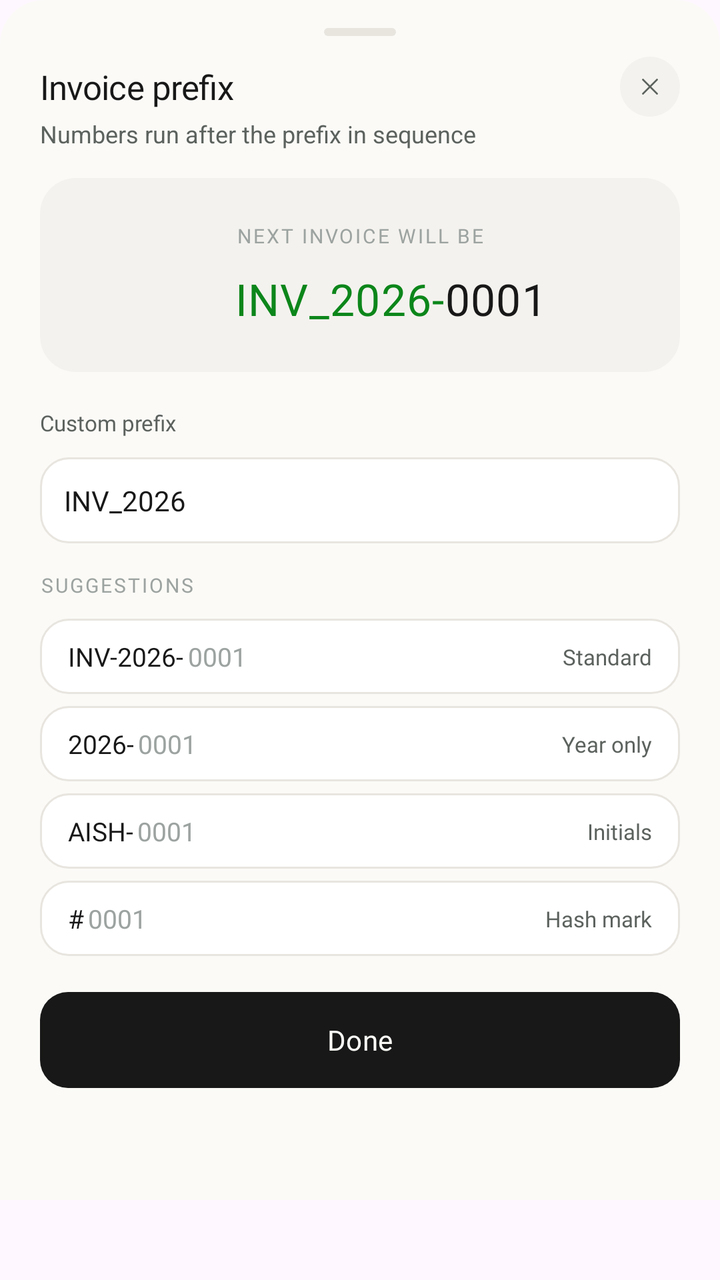
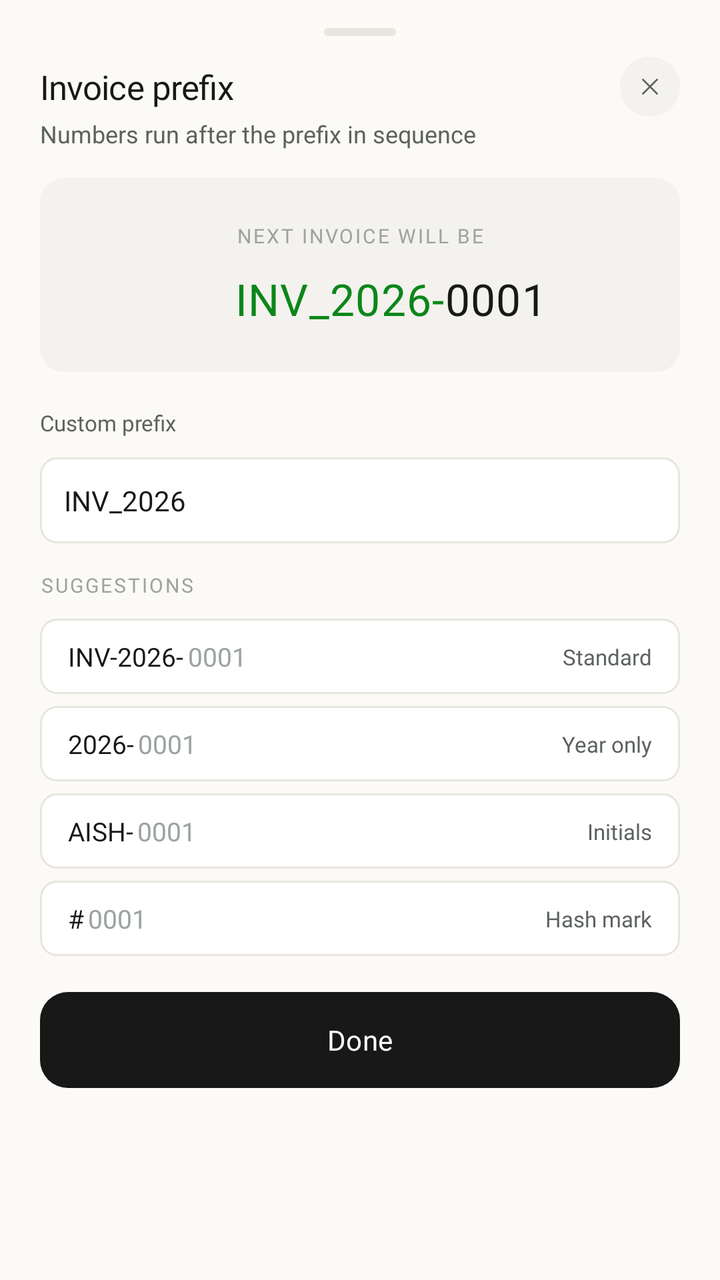

Compare the two renders of this Android layout. The source of the first and the diff that turns it into the second are given below.
<!-- AndroidManifest.xml: application theme Theme.InvoiceGenerator -->
<!-- res/layout/bottom_sheet_select_invoice_prefix.xml -->
<?xml version="1.0" encoding="utf-8"?>
<androidx.constraintlayout.widget.ConstraintLayout xmlns:android="http://schemas.android.com/apk/res/android"
    android:layout_width="match_parent"
    android:layout_height="600dp"
    android:maxHeight="600dp"
    xmlns:app="http://schemas.android.com/apk/res-auto"
    android:background="@drawable/bg_currency_picker_sheet"
    android:paddingHorizontal="20dp"
    android:paddingTop="8dp"
    android:paddingBottom="28dp">

    <view class="android.widget.ImageView"
        android:id="@+id/dragHandleCurrency"
        android:layout_width="36dp"
        android:layout_height="4dp"
        android:layout_marginTop="6dp"
        android:background="@drawable/drag_handle_bg"
        app:layout_constraintStart_toStartOf="parent"
        app:layout_constraintEnd_toEndOf="parent"
        app:layout_constraintTop_toTopOf="parent"/>
    <TextView
        android:id="@+id/currencyTitle"
        android:layout_width="wrap_content"
        android:layout_height="wrap_content"
        android:text="Invoice prefix"
        android:fontFamily="@font/inter_bold"
        android:textSize="17sp"
        android:letterSpacing="-0.015"
        android:layout_marginTop="14dp"
        android:textColor="@color/btn_text_dark"
        app:layout_constraintTop_toBottomOf="@id/dragHandleCurrency"
        app:layout_constraintStart_toStartOf="parent"/>

    <TextView
        android:id="@+id/currencySubtitle"
        android:layout_width="wrap_content"
        android:layout_height="wrap_content"
        android:textSize="12sp"
        android:text="Numbers run after the prefix in sequence"
        android:layout_marginTop="4dp"
        android:textColor="@color/subheading_color_home"
        android:lineSpacingMultiplier="1.5"
        app:layout_constraintTop_toBottomOf="@id/currencyTitle"
        app:layout_constraintStart_toStartOf="parent"
        />
    <ImageButton
        android:id="@+id/closebtn"
        android:layout_width="30dp"
        android:layout_height="30dp"
        android:background="@drawable/bg_cross_button"
        android:backgroundTint="#F4F2EE"
        android:src="@drawable/ic_close"
        app:layout_constraintEnd_toEndOf="parent"
        app:layout_constraintTop_toTopOf="@id/currencyTitle"
        app:layout_constraintBottom_toBottomOf="@id/currencyTitle"/>


 <androidx.constraintlayout.widget.ConstraintLayout
     android:layout_width="match_parent"
     android:layout_height="wrap_content"
     android:id="@+id/prefixDisplayBox"
     android:background="@drawable/bg_invoice_prefix_display"
     android:padding="22dp"
     app:layout_constraintTop_toBottomOf="@id/currencySubtitle"
     android:layout_marginTop="14dp"
     app:layout_constraintStart_toStartOf="parent"
     app:layout_constraintEnd_toEndOf="parent"
     >
     <TextView
         android:id="@+id/nextInvoiceHeading"
         android:layout_width="wrap_content"
         android:layout_height="wrap_content"
         android:text="Next invoice will be"
         android:textColor="#9CA3A0"
         android:textSize="10sp"
         android:textAllCaps="true"
         android:letterSpacing="0.1"
         android:fontFamily="@font/inter_semibold"
         app:layout_constraintTop_toTopOf="parent"
         app:layout_constraintStart_toStartOf="parent"
         app:layout_constraintEnd_toEndOf="parent"
         />

     <TextView
         android:id="@+id/invoicePrefixDisplay"
         android:layout_width="wrap_content"
         android:layout_height="wrap_content"
         android:layout_marginTop="10dp"
         android:fontFamily="@font/inter_bold"
         android:letterSpacing="0.02"
         android:text="INV_2026-"
         android:textColor="@color/primary_green"
         android:textSize="22sp"
         app:layout_constraintEnd_toEndOf="parent"
         app:layout_constraintHorizontal_bias="0.44"
         app:layout_constraintStart_toStartOf="parent"
         app:layout_constraintTop_toBottomOf="@id/nextInvoiceHeading" />
     <TextView
         android:layout_width="wrap_content"
         android:layout_height="wrap_content"
         android:text="0001"
         android:textColor="@color/btn_bg_dark"
         android:textSize="22sp"
         android:fontFamily="@font/inter_bold"
         android:letterSpacing="0.02"
         android:layout_marginTop="10dp"
         app:layout_constraintStart_toEndOf="@id/invoicePrefixDisplay"
         app:layout_constraintTop_toBottomOf="@id/nextInvoiceHeading"
         />
 </androidx.constraintlayout.widget.ConstraintLayout>

    <TextView
        android:layout_width="wrap_content"
        android:layout_height="wrap_content"
        android:text="Custom prefix"
        android:id="@+id/customprefixHeading"
        android:fontFamily="@font/inter_medium"
        android:textSize="11sp"
        android:textColor="#5C625E"
        android:layout_marginTop="18dp"
        app:layout_constraintStart_toStartOf="parent"
        app:layout_constraintTop_toBottomOf="@id/prefixDisplayBox"/>

    <EditText
        android:id="@+id/customPrefixInput"
        android:layout_width="match_parent"
        android:layout_height="wrap_content"
        android:fontFamily="@font/inter_medium"
        android:text="INV_2026"
        android:background="@drawable/bg_input_field"
        android:padding="12dp"
        android:textSize="14sp"
        android:textColor="#171817"
        android:layout_marginBottom="12dp"
        app:layout_constraintStart_toStartOf="parent"
        app:layout_constraintEnd_toEndOf="parent"
        app:layout_constraintTop_toBottomOf="@id/customprefixHeading"
        android:layout_marginTop="10dp"
        />
    <TextView
        android:layout_width="match_parent"
        android:layout_height="wrap_content"
        android:id="@+id/suggestionsHeading"
        android:text="SUGGESTIONS"
        android:textColor="#9CA3A0"
        android:letterSpacing="0.1"
        android:fontFamily="@font/inter_semibold"
        app:layout_constraintStart_toStartOf="parent"
        app:layout_constraintTop_toBottomOf="@id/customPrefixInput"
        android:layout_marginTop="14dp"
        android:textSize="10sp"
        />


    <androidx.constraintlayout.widget.ConstraintLayout
        android:id="@+id/Suggestion1"
        android:layout_width="match_parent"
        android:layout_height="wrap_content"
        android:fontFamily="@font/inter_medium"
        android:background="@drawable/bg_input_field"
        android:paddingVertical="10dp"
        android:paddingHorizontal="14dp"
        app:layout_constraintStart_toStartOf="parent"
        app:layout_constraintEnd_toEndOf="parent"
        app:layout_constraintTop_toBottomOf="@id/suggestionsHeading"
        android:layout_marginTop="10dp"
        >
        <TextView
            android:id="@+id/sug1Prefix"
            android:layout_width="wrap_content"
            android:layout_height="wrap_content"
            android:textSize="13sp"
            android:text="INV-2026-"
            android:fontFamily="@font/inter_semibold"
            android:textColor="@color/btn_bg_dark"
            app:layout_constraintStart_toStartOf="parent"
            app:layout_constraintTop_toTopOf="parent"
            app:layout_constraintBottom_toBottomOf="parent"
            />
        <TextView
            android:id="@+id/sug1Suffix"
            android:layout_width="wrap_content"
            android:layout_height="wrap_content"
            android:text="0001"
            android:textSize="13sp"
            android:fontFamily="@font/inter_semibold"
            app:layout_constraintStart_toEndOf="@id/sug1Prefix"
            app:layout_constraintTop_toTopOf="parent"
            app:layout_constraintBottom_toBottomOf="parent"
            android:textColor="#9CA3A0"
            android:layout_marginStart="2dp"
            />
        <TextView
            android:id="@+id/sug1Type"
            android:layout_width="wrap_content"
            android:layout_height="wrap_content"
            android:text="Standard"
            android:textColor="#5C625E"
            android:textSize="11sp"
            android:fontFamily="@font/inter_medium"
            app:layout_constraintEnd_toEndOf="parent"
            app:layout_constraintTop_toTopOf="parent"
            app:layout_constraintBottom_toBottomOf="parent"
            />

    </androidx.constraintlayout.widget.ConstraintLayout>
    <androidx.constraintlayout.widget.ConstraintLayout
        android:id="@+id/Suggestion2"
        android:layout_width="match_parent"
        android:layout_height="wrap_content"
        android:fontFamily="@font/inter_medium"
        android:background="@drawable/bg_input_field"
        android:paddingVertical="10dp"
        android:paddingHorizontal="14dp"
        app:layout_constraintStart_toStartOf="parent"
        app:layout_constraintEnd_toEndOf="parent"
        app:layout_constraintTop_toBottomOf="@id/Suggestion1"
        android:layout_marginTop="6dp"
        >
        <TextView
            android:id="@+id/sug2Prefix"
            android:layout_width="wrap_content"
            android:layout_height="wrap_content"
            android:textSize="13sp"
            android:text="2026-"
            android:fontFamily="@font/inter_semibold"
            android:textColor="@color/btn_bg_dark"
            app:layout_constraintStart_toStartOf="parent"
            app:layout_constraintTop_toTopOf="parent"
            app:layout_constraintBottom_toBottomOf="parent"
            />
        <TextView
            android:id="@+id/sug2Suffix"
            android:layout_width="wrap_content"
            android:layout_height="wrap_content"
            android:text="0001"
            android:textSize="13sp"
            android:fontFamily="@font/inter_semibold"
            app:layout_constraintStart_toEndOf="@id/sug2Prefix"
            app:layout_constraintTop_toTopOf="parent"
            app:layout_constraintBottom_toBottomOf="parent"
            android:textColor="#9CA3A0"
            android:layout_marginStart="2dp"
            />
        <TextView
            android:id="@+id/sug2Type"
            android:layout_width="wrap_content"
            android:layout_height="wrap_content"
            android:text="Year only"
            android:textColor="#5C625E"
            android:textSize="11sp"
            android:fontFamily="@font/inter_medium"
            app:layout_constraintEnd_toEndOf="parent"
            app:layout_constraintTop_toTopOf="parent"
            app:layout_constraintBottom_toBottomOf="parent"
            />

    </androidx.constraintlayout.widget.ConstraintLayout>
    <androidx.constraintlayout.widget.ConstraintLayout
        android:id="@+id/Suggestion3"
        android:layout_width="match_parent"
        android:layout_height="wrap_content"
        android:fontFamily="@font/inter_medium"
        android:background="@drawable/bg_input_field"
        android:paddingVertical="10dp"
        android:paddingHorizontal="14dp"
        app:layout_constraintStart_toStartOf="parent"
        app:layout_constraintEnd_toEndOf="parent"
        app:layout_constraintTop_toBottomOf="@id/Suggestion2"
        android:layout_marginTop="6dp"
        >
        <TextView
            android:id="@+id/sug3Prefix"
            android:layout_width="wrap_content"
            android:layout_height="wrap_content"
            android:textSize="13sp"
            android:text="AISH-"
            android:fontFamily="@font/inter_semibold"
            android:textColor="@color/btn_bg_dark"
            app:layout_constraintStart_toStartOf="parent"
            app:layout_constraintTop_toTopOf="parent"
            app:layout_constraintBottom_toBottomOf="parent"
            />
        <TextView
            android:id="@+id/sug3Suffix"
            android:layout_width="wrap_content"
            android:layout_height="wrap_content"
            android:text="0001"
            android:textSize="13sp"
            android:fontFamily="@font/inter_semibold"
            app:layout_constraintStart_toEndOf="@id/sug3Prefix"
            app:layout_constraintTop_toTopOf="parent"
            app:layout_constraintBottom_toBottomOf="parent"
            android:textColor="#9CA3A0"
            android:layout_marginStart="2dp"
            />
        <TextView
            android:id="@+id/sug3Type"
            android:layout_width="wrap_content"
            android:layout_height="wrap_content"
            android:text="Initials"
            android:textColor="#5C625E"
            android:textSize="11sp"
            android:fontFamily="@font/inter_medium"
            app:layout_constraintEnd_toEndOf="parent"
            app:layout_constraintTop_toTopOf="parent"
            app:layout_constraintBottom_toBottomOf="parent"
            />

    </androidx.constraintlayout.widget.ConstraintLayout>
    <androidx.constraintlayout.widget.ConstraintLayout
        android:id="@+id/Suggestion4"
        android:layout_width="match_parent"
        android:layout_height="wrap_content"
        android:fontFamily="@font/inter_medium"
        android:background="@drawable/bg_input_field"
        android:paddingVertical="10dp"
        android:paddingHorizontal="14dp"
        app:layout_constraintStart_toStartOf="parent"
        app:layout_constraintEnd_toEndOf="parent"
        app:layout_constraintTop_toBottomOf="@id/Suggestion3"
        android:layout_marginTop="6dp"
        >
        <TextView
            android:id="@+id/sug4Prefix"
            android:layout_width="wrap_content"
            android:layout_height="wrap_content"
            android:textSize="13sp"
            android:text="#"
            android:fontFamily="@font/inter_semibold"
            android:textColor="@color/btn_bg_dark"
            app:layout_constraintStart_toStartOf="parent"
            app:layout_constraintTop_toTopOf="parent"
            app:layout_constraintBottom_toBottomOf="parent"
            />
        <TextView
            android:id="@+id/sug4Suffix"
            android:layout_width="wrap_content"
            android:layout_height="wrap_content"
            android:text="0001"
            android:textSize="13sp"
            android:fontFamily="@font/inter_semibold"
            app:layout_constraintStart_toEndOf="@id/sug4Prefix"
            app:layout_constraintTop_toTopOf="parent"
            app:layout_constraintBottom_toBottomOf="parent"
            android:textColor="#9CA3A0"
            android:layout_marginStart="2dp"
            />
        <TextView
            android:id="@+id/sug4Type"
            android:layout_width="wrap_content"
            android:layout_height="wrap_content"
            android:text="Hash mark"
            android:textColor="#5C625E"
            android:textSize="11sp"
            android:fontFamily="@font/inter_medium"
            app:layout_constraintEnd_toEndOf="parent"
            app:layout_constraintTop_toTopOf="parent"
            app:layout_constraintBottom_toBottomOf="parent"
            />

    </androidx.constraintlayout.widget.ConstraintLayout>
    <Button
        android:layout_marginTop="18dp"
        android:id="@+id/doneBtn"
        android:layout_width="match_parent"
        android:layout_height="wrap_content"
        android:text="Done"
        android:paddingHorizontal="14dp"
        android:textAllCaps="false"
        android:textSize="14sp"
        android:fontFamily="@font/inter_semibold"
        android:textColor="@color/bg_cream"
        app:backgroundTint="@null"
        android:background="@drawable/green_btn_bg"
        android:backgroundTint="@color/btn_bg_dark"
        app:layout_constraintTop_toBottomOf="@id/Suggestion4"
        app:layout_constraintStart_toStartOf="parent"
        app:layout_constraintEnd_toEndOf="parent"
        />







</androidx.constraintlayout.widget.ConstraintLayout>
<!-- resources referenced by this layout -->
<resources>
  <color name="bg_cream">#FBFAF7</color>
  <color name="btn_bg_dark">#171817</color>
  <color name="btn_text_dark">#171817</color>
  <color name="primary_green">#0C861A</color>
  <color name="subheading_color_home">#5C625E</color>
  <!-- drawable bg_cross_button (drawable) -->
  <?xml version="1.0" encoding="utf-8"?>
  <shape xmlns:android="http://schemas.android.com/apk/res/android">
      <solid android:color="#F4F2EE" />
      <corners android:radius="999dp" />
  </shape>
  <!-- drawable bg_currency_picker_sheet (drawable) -->
  <?xml version="1.0" encoding="utf-8"?>
  <shape xmlns:android="http://schemas.android.com/apk/res/android"
      android:shape="rectangle">
      <solid
          android:color="#FBFAF7"/>
      <corners
          android:topRightRadius="22dp"
          android:topLeftRadius="22dp"/>
  
  </shape>
  <!-- drawable bg_input_field (drawable) -->
  <?xml version="1.0" encoding="utf-8"?>
  <shape xmlns:android="http://schemas.android.com/apk/res/android"
      android:shape="rectangle">
      <solid android:color="#FFFFFF"/>
      <stroke android:width="1dp"
          android:color="#E8E5DF"/>
      <corners android:radius="14dp"/>
  
  </shape>
  <!-- drawable bg_invoice_prefix_display (drawable) -->
  <?xml version="1.0" encoding="utf-8"?>
  <shape xmlns:android="http://schemas.android.com/apk/res/android"
      android:shape="rectangle">
      <corners android:radius="18dp"/>
      <solid android:color="#F4F2EE"/>
  
  </shape>
  <!-- drawable drag_handle_bg (drawable) -->
  <?xml version="1.0" encoding="utf-8"?>
  <shape xmlns:android="http://schemas.android.com/apk/res/android">
      <solid android:color="#E8E5DF" />
      <corners android:radius="2dp" />
  </shape>
  <!-- drawable green_btn_bg (drawable) -->
  <?xml version="1.0" encoding="utf-8"?>
  <shape xmlns:android="http://schemas.android.com/apk/res/android">
      <solid android:color="#0C861A" />
      <corners android:radius="14dp" />
  </shape>
  <!-- drawable ic_close (drawable) -->
  <?xml version="1.0" encoding="utf-8"?>
  <vector xmlns:android="http://schemas.android.com/apk/res/android"
      android:width="14dp"
      android:height="14dp"
      android:viewportWidth="24"
      android:viewportHeight="24">
  
      <path
          android:pathData="M6,6 L18,18"
          android:strokeColor="#5C625E"
          android:strokeWidth="1.6"
          android:strokeLineCap="round"
          android:strokeLineJoin="round" />
  
      <path
          android:pathData="M18,6 L6,18"
          android:strokeColor="#5C625E"
          android:strokeWidth="1.6"
          android:strokeLineCap="round"
          android:strokeLineJoin="round" />
  
  </vector>
  <style name="Theme.InvoiceGenerator" parent="Base.Theme.InvoiceGenerator" />
  <style name="Base.Theme.InvoiceGenerator" parent="Theme.Material3.DayNight.NoActionBar">
          <item name="android:navigationBarColor">@android:color/transparent</item>
          <item name="android:statusBarColor">@android:color/transparent</item>
          <item name="android:windowLightNavigationBar">true</item>
      </style>
</resources>

<!-- the commit's change to res/layout/bottom_sheet_select_invoice_prefix.xml (unified diff, before → after) -->
@@ -48,7 +48,7 @@
         android:layout_width="30dp"
         android:layout_height="30dp"
         android:background="@drawable/bg_cross_button"
-        android:backgroundTint="#F4F2EE"
+        android:backgroundTint="@color/greyish_white"
         android:src="@drawable/ic_close"
         app:layout_constraintEnd_toEndOf="parent"
         app:layout_constraintTop_toTopOf="@id/currencyTitle"
@@ -71,7 +71,7 @@
          android:layout_width="wrap_content"
          android:layout_height="wrap_content"
          android:text="Next invoice will be"
-         android:textColor="#9CA3A0"
+         android:textColor="@color/text_secondary"
          android:textSize="10sp"
          android:textAllCaps="true"
          android:letterSpacing="0.1"
@@ -116,7 +116,7 @@
         android:id="@+id/customprefixHeading"
         android:fontFamily="@font/inter_medium"
         android:textSize="11sp"
-        android:textColor="#5C625E"
+        android:textColor="@color/text_grey"
         android:layout_marginTop="18dp"
         app:layout_constraintStart_toStartOf="parent"
         app:layout_constraintTop_toBottomOf="@id/prefixDisplayBox"/>
@@ -130,7 +130,7 @@
         android:background="@drawable/bg_input_field"
         android:padding="12dp"
         android:textSize="14sp"
-        android:textColor="#171817"
+        android:textColor="@color/text_primary"
         android:layout_marginBottom="12dp"
         app:layout_constraintStart_toStartOf="parent"
         app:layout_constraintEnd_toEndOf="parent"
@@ -142,7 +142,7 @@
         android:layout_height="wrap_content"
         android:id="@+id/suggestionsHeading"
         android:text="SUGGESTIONS"
-        android:textColor="#9CA3A0"
+        android:textColor="@color/text_secondary"
         android:letterSpacing="0.1"
         android:fontFamily="@font/inter_semibold"
         app:layout_constraintStart_toStartOf="parent"
@@ -187,7 +187,7 @@
             app:layout_constraintStart_toEndOf="@id/sug1Prefix"
             app:layout_constraintTop_toTopOf="parent"
             app:layout_constraintBottom_toBottomOf="parent"
-            android:textColor="#9CA3A0"
+            android:textColor="@color/text_secondary"
             android:layout_marginStart="2dp"
             />
         <TextView
@@ -195,7 +195,7 @@
             android:layout_width="wrap_content"
             android:layout_height="wrap_content"
             android:text="Standard"
-            android:textColor="#5C625E"
+            android:textColor="@color/text_grey"
             android:textSize="11sp"
             android:fontFamily="@font/inter_medium"
             app:layout_constraintEnd_toEndOf="parent"
@@ -239,7 +239,7 @@
             app:layout_constraintStart_toEndOf="@id/sug2Prefix"
             app:layout_constraintTop_toTopOf="parent"
             app:layout_constraintBottom_toBottomOf="parent"
-            android:textColor="#9CA3A0"
+            android:textColor="@color/text_secondary"
             android:layout_marginStart="2dp"
             />
         <TextView
@@ -247,7 +247,7 @@
             android:layout_width="wrap_content"
             android:layout_height="wrap_content"
             android:text="Year only"
-            android:textColor="#5C625E"
+            android:textColor="@color/text_grey"
             android:textSize="11sp"
             android:fontFamily="@font/inter_medium"
             app:layout_constraintEnd_toEndOf="parent"
@@ -291,7 +291,7 @@
             app:layout_constraintStart_toEndOf="@id/sug3Prefix"
             app:layout_constraintTop_toTopOf="parent"
             app:layout_constraintBottom_toBottomOf="parent"
-            android:textColor="#9CA3A0"
+            android:textColor="@color/text_secondary"
             android:layout_marginStart="2dp"
             />
         <TextView
@@ -299,7 +299,7 @@
             android:layout_width="wrap_content"
             android:layout_height="wrap_content"
             android:text="Initials"
-            android:textColor="#5C625E"
+            android:textColor="@color/text_grey"
             android:textSize="11sp"
             android:fontFamily="@font/inter_medium"
             app:layout_constraintEnd_toEndOf="parent"
@@ -343,7 +343,7 @@
             app:layout_constraintStart_toEndOf="@id/sug4Prefix"
             app:layout_constraintTop_toTopOf="parent"
             app:layout_constraintBottom_toBottomOf="parent"
-            android:textColor="#9CA3A0"
+            android:textColor="@color/text_secondary"
             android:layout_marginStart="2dp"
             />
         <TextView
@@ -351,7 +351,7 @@
             android:layout_width="wrap_content"
             android:layout_height="wrap_content"
             android:text="Hash mark"
-            android:textColor="#5C625E"
+            android:textColor="@color/text_grey"
             android:textSize="11sp"
             android:fontFamily="@font/inter_medium"
             app:layout_constraintEnd_toEndOf="parent"
<!-- resource entries referenced after the edit -->
@@ -3,47 +3,41 @@
   <color name="bg_cream">#FBFAF7</color>
   <color name="btn_bg_dark">#171817</color>
   <color name="btn_text_dark">#171817</color>
+  <color name="greyish_white">#F4F2EE</color>
   <color name="primary_green">#0C861A</color>
   <color name="subheading_color_home">#5C625E</color>
+  <color name="text_grey">#5C625E</color>
+  <color name="text_primary">#171817</color>
+  <color name="text_secondary">#9CA3A0</color>
   <!-- drawable bg_cross_button (drawable) -->
   <?xml version="1.0" encoding="utf-8"?>
   <shape xmlns:android="http://schemas.android.com/apk/res/android">
-      <solid android:color="#F4F2EE" />
-      <corners android:radius="999dp" />
+      <corners android:radius="999dp"/>
+      <solid android:color="@color/greyish_white" />
   </shape>
   <!-- drawable bg_currency_picker_sheet (drawable) -->
   <?xml version="1.0" encoding="utf-8"?>
-  <shape xmlns:android="http://schemas.android.com/apk/res/android"
-      android:shape="rectangle">
-      <solid
-          android:color="#FBFAF7"/>
-      <corners
-          android:topRightRadius="22dp"
-          android:topLeftRadius="22dp"/>
-  
+  <shape xmlns:android="http://schemas.android.com/apk/res/android">
+      <corners android:topLeftRadius="18dp" android:topRightRadius="18dp"/>
+      <solid android:color="@color/bg_cream"/>
   </shape>
   <!-- drawable bg_input_field (drawable) -->
   <?xml version="1.0" encoding="utf-8"?>
-  <shape xmlns:android="http://schemas.android.com/apk/res/android"
-      android:shape="rectangle">
-      <solid android:color="#FFFFFF"/>
-      <stroke android:width="1dp"
-          android:color="#E8E5DF"/>
-      <corners android:radius="14dp"/>
-  
+  <shape xmlns:android="http://schemas.android.com/apk/res/android">
+      <solid android:color="@color/white"/>
+      <corners android:radius="8dp"/>
+      <stroke android:width="1dp" android:color="@color/btn_border_light"/>
   </shape>
   <!-- drawable bg_invoice_prefix_display (drawable) -->
   <?xml version="1.0" encoding="utf-8"?>
-  <shape xmlns:android="http://schemas.android.com/apk/res/android"
-      android:shape="rectangle">
-      <corners android:radius="18dp"/>
-      <solid android:color="#F4F2EE"/>
-  
+  <shape xmlns:android="http://schemas.android.com/apk/res/android">
+      <solid android:color="@color/greyish_white"/>
+      <corners android:radius="12dp"/>
   </shape>
   <!-- drawable drag_handle_bg (drawable) -->
   <?xml version="1.0" encoding="utf-8"?>
   <shape xmlns:android="http://schemas.android.com/apk/res/android">
-      <solid android:color="#E8E5DF" />
+      <solid android:color="@color/btn_border_light" />
       <corners android:radius="2dp" />
   </shape>
   <!-- drawable green_btn_bg (drawable) -->
@@ -62,24 +56,27 @@
   
       <path
           android:pathData="M6,6 L18,18"
-          android:strokeColor="#5C625E"
+          android:strokeColor="@color/text_grey"
           android:strokeWidth="1.6"
           android:strokeLineCap="round"
           android:strokeLineJoin="round" />
   
       <path
           android:pathData="M18,6 L6,18"
-          android:strokeColor="#5C625E"
+          android:strokeColor="@color/text_grey"
           android:strokeWidth="1.6"
           android:strokeLineCap="round"
           android:strokeLineJoin="round" />
   
   </vector>
   <style name="Theme.InvoiceGenerator" parent="Base.Theme.InvoiceGenerator" />
+  <color name="white">#FFFFFF</color>
+  <color name="btn_border_light">#E8E5DF</color>
   <style name="Base.Theme.InvoiceGenerator" parent="Theme.Material3.DayNight.NoActionBar">
           <item name="android:navigationBarColor">@android:color/transparent</item>
           <item name="android:statusBarColor">@android:color/transparent</item>
-          <item name="android:windowLightNavigationBar">true</item>
+          <item name="android:windowBackground">@color/bg_cream</item>
+          <item name="android:windowLightNavigationBar" tools:targetApi="o_mr1">true</item>
       </style>
 </resources>
 
